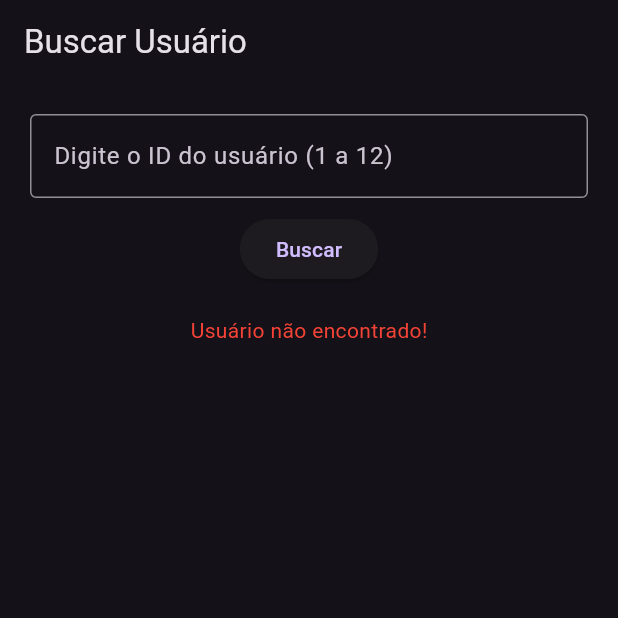
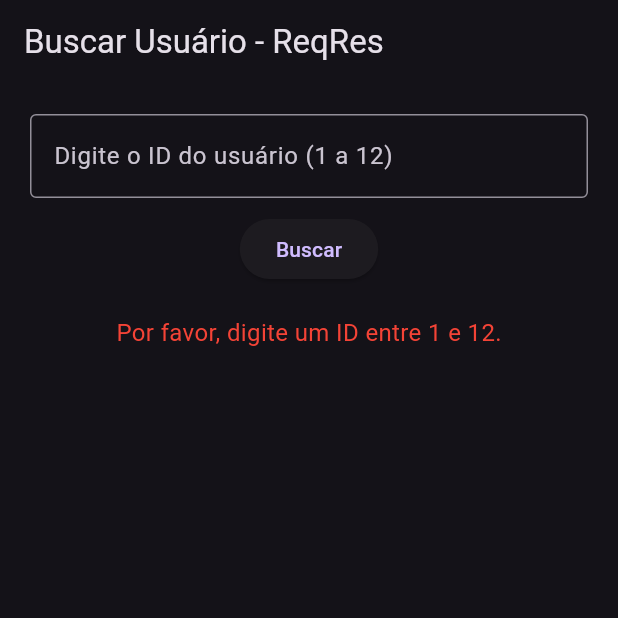
Before and after one commit to KiuryMariano/apiperfil, a Flutter app: the screen it shows after launch, after a tap on "Buscar", on a phone screen of 412 x 824 dp, the top half of it. Run offline on Flutter 3.47's test engine with Material 3 defaults, Android fonts, the phone set to English and light mode, and no system bars.

Commit message:
refactor: remove user controller, model, and service; implement user search directly in main app

```diff
--- a/lib/controllers/user_controller.dart
+++ /dev/null
@@ -1,12 +0,0 @@
-import '../models/user_model.dart';
-import '../services/user_service.dart';
-
-class UserController {
-  final UserService _service = UserService();
-
-  Future<User?> getUserById(String idText) async {
-    final id = int.tryParse(idText);
-    if (id == null || id < 1 || id > 12) return null;
-    return await _service.fetchUser(id);
-  }
-}
--- a/lib/main.dart
+++ b/lib/main.dart
@@ -1,5 +1,6 @@
 import 'package:flutter/material.dart';
-import 'views/user_search_page.dart';
+import 'package:http/http.dart' as http;
+import 'dart:convert';
 
 void main() {
   runApp(const UserSearchApp());
@@ -17,3 +18,121 @@ class UserSearchApp extends StatelessWidget {
     );
   }
 }
+
+class UserSearchPage extends StatefulWidget {
+  const UserSearchPage({super.key});
+
+  @override
+  State<UserSearchPage> createState() => _UserSearchPageState();
+}
+
+class _UserSearchPageState extends State<UserSearchPage> {
+  final TextEditingController _controller = TextEditingController();
+  String? _errorMessage;
+  Map<String, dynamic>? _userData;
+  bool _isLoading = false;
+
+  Future<void> _fetchUser() async {
+    final id = _controller.text.trim();
+
+    setState(() {
+      _errorMessage = null;
+      _userData = null;
+      _isLoading = true;
+    });
+
+    if (id.isEmpty ||
+        int.tryParse(id) == null ||
+        int.parse(id) < 1 ||
+        int.parse(id) > 12) {
+      setState(() {
+        _errorMessage = 'Por favor, digite um ID entre 1 e 12.';
+        _isLoading = false;
+      });
+      return;
+    }
+
+    try {
+      final response = await http.get(
+        Uri.parse('https://reqres.in/api/users/$id'),
+      );
+
+      if (response.statusCode == 200) {
+        final data = json.decode(response.body);
+        setState(() {
+          _userData = data['data'];
+          _isLoading = false;
+        });
+      } else if (response.statusCode == 404) {
+        setState(() {
+          _errorMessage = 'Usuário não encontrado!';
+          _isLoading = false;
+        });
+      } else {
+        setState(() {
+          _errorMessage = 'Erro inesperado (${response.statusCode})';
+          _isLoading = false;
+        });
+      }
+    } catch (e) {
+      setState(() {
+        _errorMessage = 'Erro ao conectar à API.';
+        _isLoading = false;
+      });
+    }
+  }
+
+  Widget _buildUserInfo() {
+    if (_userData == null) return const SizedBox.shrink();
+
+    return Column(
+      children: [
+        CircleAvatar(
+          backgroundImage: NetworkImage(_userData!['avatar']),
+          radius: 50,
+        ),
+        const SizedBox(height: 10),
+        Text(
+          '${_userData!['first_name']} ${_userData!['last_name']}',
+          style: const TextStyle(fontSize: 20),
+        ),
+        Text(_userData!['email'], style: const TextStyle(fontSize: 16)),
+      ],
+    );
+  }
+
+  @override
+  Widget build(BuildContext context) {
+    return Scaffold(
+      appBar: AppBar(title: const Text('Buscar Usuário - ReqRes')),
+      body: Padding(
+        padding: const EdgeInsets.all(20),
+        child: Column(
+          children: [
+            TextField(
+              controller: _controller,
+              decoration: const InputDecoration(
+                labelText: 'Digite o ID do usuário (1 a 12)',
+                border: OutlineInputBorder(),
+              ),
+              keyboardType: TextInputType.number,
+            ),
+            const SizedBox(height: 10),
+            ElevatedButton(
+              onPressed: _isLoading ? null : _fetchUser,
+              child: const Text('Buscar'),
+            ),
+            const SizedBox(height: 20),
+            if (_isLoading) const CircularProgressIndicator(),
+            if (_errorMessage != null)
+              Text(
+                _errorMessage!,
+                style: const TextStyle(color: Colors.red, fontSize: 16),
+              ),
+            if (_userData != null) _buildUserInfo(),
+          ],
+        ),
+      ),
+    );
+  }
+}
--- a/lib/models/user_model.dart
+++ /dev/null
@@ -1,25 +0,0 @@
-class User {
-  final int id;
-  final String email;
-  final String firstName;
-  final String lastName;
-  final String avatar;
-
-  User({
-    required this.id,
-    required this.email,
-    required this.firstName,
-    required this.lastName,
-    required this.avatar,
-  });
-
-  factory User.fromJson(Map<String, dynamic> json) {
-    return User(
-      id: json['id'],
-      email: json['email'],
-      firstName: json['first_name'],
-      lastName: json['last_name'],
-      avatar: json['avatar'],
-    );
-  }
-}
--- a/lib/views/user_search_page.dart
+++ /dev/null
@@ -1,85 +0,0 @@
-import 'package:flutter/material.dart';
-import '../controllers/user_controller.dart';
-import '../models/user_model.dart';
-
-class UserSearchPage extends StatefulWidget {
-  const UserSearchPage({super.key});
-
-  @override
-  State<UserSearchPage> createState() => _UserSearchPageState();
-}
-
-class _UserSearchPageState extends State<UserSearchPage> {
-  final TextEditingController _controller = TextEditingController();
-  final UserController _userController = UserController();
-  User? _user;
-  String? _error;
-  bool _loading = false;
-
-  void _searchUser() async {
-    setState(() {
-      _loading = true;
-      _error = null;
-      _user = null;
-    });
-
-    final result = await _userController.getUserById(_controller.text);
-
-    setState(() {
-      _loading = false;
-      if (result != null) {
-        _user = result;
-      } else {
-        _error = 'Usuário não encontrado!';
-      }
-    });
-  }
-
-  Widget _buildUserInfo() {
-    if (_user == null) return const SizedBox.shrink();
-
-    return Column(
-      children: [
-        CircleAvatar(radius: 50, backgroundImage: NetworkImage(_user!.avatar)),
-        const SizedBox(height: 10),
-        Text(
-          '${_user!.firstName} ${_user!.lastName}',
-          style: const TextStyle(fontSize: 20),
-        ),
-        Text(_user!.email, style: const TextStyle(fontSize: 16)),
-      ],
-    );
-  }
-
-  @override
-  Widget build(BuildContext context) {
-    return Scaffold(
-      appBar: AppBar(title: const Text('Buscar Usuário')),
-      body: Padding(
-        padding: const EdgeInsets.all(20),
-        child: Column(
-          children: [
-            TextField(
-              controller: _controller,
-              decoration: const InputDecoration(
-                labelText: 'Digite o ID do usuário (1 a 12)',
-                border: OutlineInputBorder(),
-              ),
-              keyboardType: TextInputType.number,
-            ),
-            const SizedBox(height: 10),
-            ElevatedButton(
-              onPressed: _loading ? null : _searchUser,
-              child: const Text('Buscar'),
-            ),
-            const SizedBox(height: 20),
-            if (_loading) const CircularProgressIndicator(),
-            if (_error != null)
-              Text(_error!, style: const TextStyle(color: Colors.red)),
-            _buildUserInfo(),
-          ],
-        ),
-      ),
-    );
-  }
-}
```
Also changed, not shown: lib/services/user_service.dart (deleted, +0 -18 lines).
